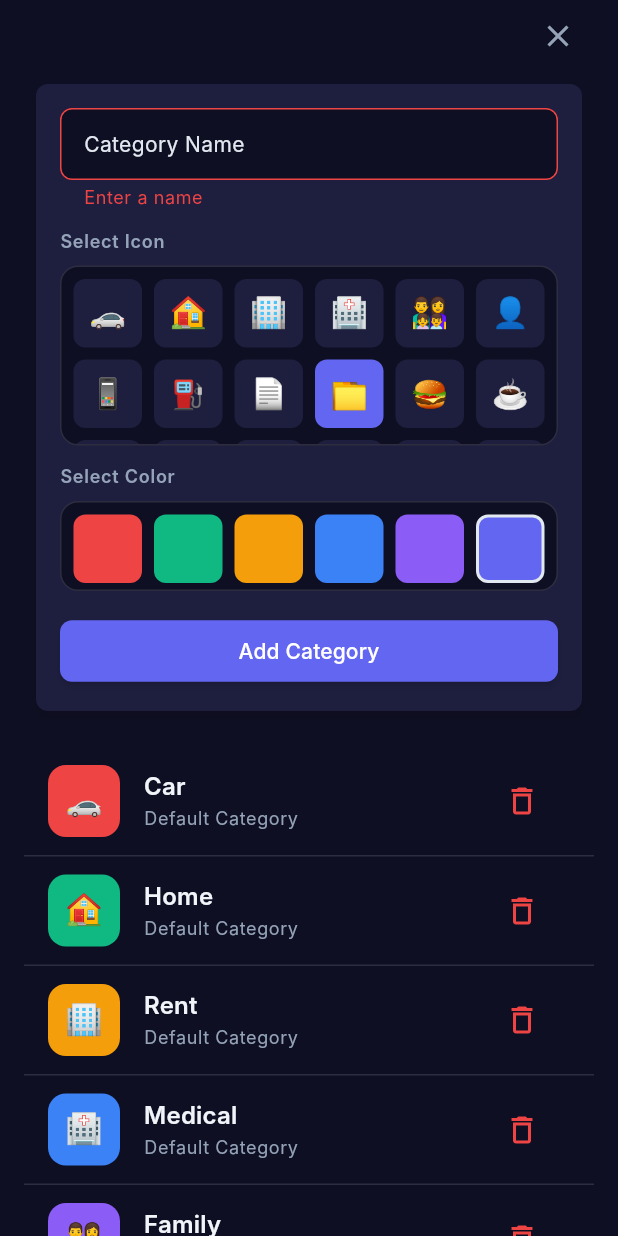
After one commit to saadfarhan124/monthly_expense, a Flutter app: the CategoriesScreen screen opened directly, after a tap on the "add" icon, after a tap on "Add Category", on a phone screen of 412 x 824 dp. The commit adds this screen. Run offline on Flutter 3.47's test engine with Material 3 defaults, Android fonts, the phone set to English and light mode, and no system bars; our stand-ins replace cloud_firestore, firebase_auth, firebase_core; accounts and stored records are empty; Roboto replaces fonts that are missing (Inter).

Commit message:
categories setup

```diff
--- /dev/null
+++ b/monthly_expense_app/lib/features/categories/domain/category_model.dart
@@ -0,0 +1,181 @@
+import 'package:cloud_firestore/cloud_firestore.dart';
+
+class Category {
+  final String id;
+  final String name;
+  final String icon;
+  final String color;
+  final String userId;
+  final bool isDefault;
+  final DateTime createdAt;
+  final DateTime updatedAt;
+
+  const Category({
+    required this.id,
+    required this.name,
+    required this.icon,
+    required this.color,
+    required this.userId,
+    required this.isDefault,
+    required this.createdAt,
+    required this.updatedAt,
+  });
+
+  // Create from Firestore document
+  factory Category.fromFirestore(DocumentSnapshot doc) {
+    final data = doc.data() as Map<String, dynamic>;
+    return Category(
+      id: doc.id,
+      name: data['name'] ?? '',
+      icon: data['icon'] ?? '📁',
+      color: data['color'] ?? '#6366F1',
+      userId: data['userId'] ?? '',
+      isDefault: data['isDefault'] ?? false,
+      createdAt: (data['createdAt'] as Timestamp).toDate(),
+      updatedAt: (data['updatedAt'] as Timestamp).toDate(),
+    );
+  }
+
+  // Convert to Firestore document
+  Map<String, dynamic> toFirestore() {
+    return {
+      'name': name,
+      'icon': icon,
+      'color': color,
+      'userId': userId,
+      'isDefault': isDefault,
+      'createdAt': Timestamp.fromDate(createdAt),
+      'updatedAt': Timestamp.fromDate(updatedAt),
+    };
+  }
+
+  // Create a copy with updated fields
+  Category copyWith({
+    String? id,
+    String? name,
+    String? icon,
+    String? color,
+    String? userId,
+    bool? isDefault,
+    DateTime? createdAt,
+    DateTime? updatedAt,
+  }) {
+    return Category(
+      id: id ?? this.id,
+      name: name ?? this.name,
+      icon: icon ?? this.icon,
+      color: color ?? this.color,
+      userId: userId ?? this.userId,
+      isDefault: isDefault ?? this.isDefault,
+      createdAt: createdAt ?? this.createdAt,
+      updatedAt: updatedAt ?? this.updatedAt,
+    );
+  }
+
+  // Predefined categories
+  static List<Category> getDefaultCategories(String userId) {
+    final now = DateTime.now();
+    return [
+      Category(
+        id: 'car',
+        name: 'Car',
+        icon: '🚗',
+        color: '#EF4444',
+        userId: userId,
+        isDefault: true,
+        createdAt: now,
+        updatedAt: now,
+      ),
+      Category(
+        id: 'home',
+        name: 'Home',
+        icon: '🏠',
+        color: '#10B981',
+        userId: userId,
+        isDefault: true,
+        createdAt: now,
+        updatedAt: now,
+      ),
+      Category(
+        id: 'rent',
+        name: 'Rent',
+        icon: '🏢',
+        color: '#F59E0B',
+        userId: userId,
+        isDefault: true,
+        createdAt: now,
+        updatedAt: now,
+      ),
+      Category(
+        id: 'medical',
+        name: 'Medical',
+        icon: '🏥',
+        color: '#3B82F6',
+        userId: userId,
+        isDefault: true,
+        createdAt: now,
+        updatedAt: now,
+      ),
+      Category(
+        id: 'family',
+        name: 'Family',
+        icon: '👨‍👩‍👧‍👦',
+        color: '#8B5CF6',
+        userId: userId,
+        isDefault: true,
+        createdAt: now,
+        updatedAt: now,
+      ),
+      Category(
+        id: 'personal',
+        name: 'Personal',
+        icon: '👤',
+        color: '#6366F1',
+        userId: userId,
+        isDefault: true,
+        createdAt: now,
+        updatedAt: now,
+      ),
+      Category(
+        id: 'mobile',
+        name: 'Mobile',
+        icon: '📱',
+        color: '#06B6D4',
+        userId: userId,
+        isDefault: true,
+        createdAt: now,
+        updatedAt: now,
+      ),
+      Category(
+        id: 'fuel',
+        name: 'Fuel',
+        icon: '⛽',
+        color: '#F97316',
+        userId: userId,
+        isDefault: true,
+        createdAt: now,
+        updatedAt: now,
+      ),
+      Category(
+        id: 'bills',
+        name: 'Bills',
+        icon: '📄',
+        color: '#84CC16',
+        userId: userId,
+        isDefault: true,
+        createdAt: now,
+        updatedAt: now,
+      ),
+      Category(
+        id: 'other',
+        name: 'Other Expenses',
+        icon: '📁',
+        color: '#6B7280',
+        userId: userId,
+        isDefault: true,
+        createdAt: now,
+        updatedAt: now,
+      ),
+    ];
+  }
+}
--- /dev/null
+++ b/monthly_expense_app/lib/features/categories/domain/category_repository.dart
@@ -0,0 +1,41 @@
+import 'package:cloud_firestore/cloud_firestore.dart';
+import 'category_model.dart';
+
+class CategoryRepository {
+  final _collection = FirebaseFirestore.instance.collection('categories');
+
+  Stream<List<Category>> getCategories(String userId) {
+    return _collection.where('userId', isEqualTo: userId).snapshots().map(
+      (snapshot) => snapshot.docs.map((doc) => Category.fromFirestore(doc)).toList(),
+    );
+  }
+
+  Future<void> addCategory(Category category) async {
+    await _collection.add(category.toFirestore());
+  }
+
+  Future<void> updateCategory(Category category) async {
+    await _collection.doc(category.id).update(category.toFirestore());
+  }
+
+  Future<void> deleteCategory(String categoryId) async {
+    await _collection.doc(categoryId).delete();
+  }
+
+  Future<void> initializeDefaultCategories(String userId) async {
+    final defaultCategories = Category.getDefaultCategories(userId);
+
+    // Check if categories already exist for this user
+    final existingCategories = await _collection
+        .where('userId', isEqualTo: userId)
+        .where('isDefault', isEqualTo: true)
+        .get();
+
+    if (existingCategories.docs.isEmpty) {
+      // Add default categories
+      for (final category in defaultCategories) {
+        await _collection.add(category.toFirestore());
+      }
+    }
+  }
+}
--- /dev/null
+++ b/monthly_expense_app/lib/features/categories/domain/category_service.dart
@@ -0,0 +1,32 @@
+import 'category_model.dart';
+import 'category_repository.dart';
+
+class CategoryService {
+  final CategoryRepository _repo;
+
+  CategoryService(this._repo);
+
+  Stream<List<Category>> getCategories(String userId) => _repo.getCategories(userId);
+
+  Future<void> addCategory(Category category) => _repo.addCategory(category);
+
+  Future<void> updateCategory(Category category) => _repo.updateCategory(category);
+
+  Future<void> deleteCategory(String categoryId) => _repo.deleteCategory(categoryId);
+
+  Future<void> initializeDefaultCategories(String userId) => _repo.initializeDefaultCategories(userId);
+
+  Future<void> addCustomCategory(String name, String icon, String color, String userId) async {
+    final category = Category(
+      id: '',
+      name: name,
+      icon: icon,
+      color: color,
+      userId: userId,
+      isDefault: false,
+      createdAt: DateTime.now(),
+      updatedAt: DateTime.now(),
+    );
+    await _repo.addCategory(category);
+  }
+}
--- /dev/null
+++ b/monthly_expense_app/lib/features/categories/presentation/categories_screen.dart
@@ -0,0 +1,304 @@
+import 'package:flutter/material.dart';
+import 'package:firebase_auth/firebase_auth.dart';
+import '../domain/category_model.dart';
+import '../domain/category_repository.dart';
+import '../domain/category_service.dart';
+import '../../../core/theme/app_colors.dart';
+import '../../../core/theme/app_spacing.dart';
+import '../../../core/theme/app_text_styles.dart';
+
+class CategoriesScreen extends StatefulWidget {
+  const CategoriesScreen({super.key});
+
+  @override
+  State<CategoriesScreen> createState() => _CategoriesScreenState();
+}
+
+class _CategoriesScreenState extends State<CategoriesScreen> {
+  final CategoryService _categoryService = CategoryService(CategoryRepository());
+  bool _showAddForm = false;
+  final _formKey = GlobalKey<FormState>();
+  final _nameController = TextEditingController();
+  String _selectedIcon = '📁';
+  String _selectedColor = '#6366F1';
+
+  final List<String> _availableIcons = [
+    '🚗', '🏠', '🏢', '🏥', '👨‍👩‍👧‍👦', '👤', '📱', '⛽', '📄', '📁',
+    '🍔', '☕', '🎬', '🎵', '📚', '💻', '🎮', '🏃‍♂️', '🧘‍♀️', '✈️',
+    '🛒', '💄', '👕', '👟', '💍', '💎', '🎁', '🎉', '🏖️', '🎨',
+  ];
+
+  final List<String> _availableColors = [
+    '#EF4444', '#10B981', '#F59E0B', '#3B82F6', '#8B5CF6', '#6366F1',
+    '#06B6D4', '#F97316', '#84CC16', '#6B7280', '#EC4899', '#8B5A2B',
+    '#4F46E5', '#059669', '#D97706', '#DC2626', '#7C3AED', '#0891B2',
+  ];
+
+  @override
+  void initState() {
+    super.initState();
+    _initializeCategories();
+  }
+
+  @override
+  void dispose() {
+    _nameController.dispose();
+    super.dispose();
+  }
+
+  Future<void> _initializeCategories() async {
+    final user = FirebaseAuth.instance.currentUser;
+    if (user != null) {
+      await _categoryService.initializeDefaultCategories(user.uid);
+    }
+  }
+
+  void _toggleAddForm() {
+    setState(() => _showAddForm = !_showAddForm);
+  }
+
+  Future<void> _addCustomCategory() async {
+    if (!_formKey.currentState!.validate()) return;
+
+    final user = FirebaseAuth.instance.currentUser;
+    if (user == null) return;
+
+    try {
+      await _categoryService.addCustomCategory(
+        _nameController.text.trim(),
+        _selectedIcon,
+        _selectedColor,
+        user.uid,
+      );
+
+      if (mounted) {
+        ScaffoldMessenger.of(context).showSnackBar(
+          const SnackBar(content: Text('Category added!'), backgroundColor: AppColors.success),
+        );
+        _nameController.clear();
+        setState(() => _showAddForm = false);
+      }
+    } catch (e) {
+      if (mounted) {
+        ScaffoldMessenger.of(context).showSnackBar(
+          SnackBar(content: Text('Error: $e'), backgroundColor: AppColors.error),
+        );
+      }
+    }
+  }
+
+  Future<void> _deleteCategory(String id, bool isDefault) async {
+    if (isDefault) {
+      ScaffoldMessenger.of(context).showSnackBar(
+        const SnackBar(content: Text('Default categories cannot be deleted'), backgroundColor: AppColors.warning),
+      );
+      return;
+    }
+
+    await _categoryService.deleteCategory(id);
+    if (mounted) {
+      ScaffoldMessenger.of(context).showSnackBar(
+        const SnackBar(content: Text('Category deleted!'), backgroundColor: AppColors.error),
+      );
+    }
+  }
+
+  @override
+  Widget build(BuildContext context) {
+    final user = FirebaseAuth.instance.currentUser;
+
+    return Scaffold(
+      body: user == null
+          ? const Center(child: Text('Not signed in'))
+          : Padding(
+              padding: AppSpacing.paddingHorizontalLg,
+              child: Column(
+                children: [
+                  Row(
+                    mainAxisAlignment: MainAxisAlignment.spaceBetween,
+                    children: [
+                      const Text('', style: TextStyle(fontSize: 1)), // Spacer
+                      IconButton(
+                        icon: Icon(_showAddForm ? Icons.close : Icons.add),
+                        onPressed: _toggleAddForm,
+                        tooltip: _showAddForm ? 'Cancel' : 'Add Category',
+                      ),
+                    ],
+                  ),
+                  if (_showAddForm)
+                    Card(
+                      color: AppColors.surfaceVariant,
+                      child: Padding(
+                        padding: AppSpacing.paddingLg,
+                        child: Form(
+                          key: _formKey,
+                          child: Column(
+                            crossAxisAlignment: CrossAxisAlignment.stretch,
+                            children: [
+                              TextFormField(
+                                controller: _nameController,
+                                decoration: const InputDecoration(labelText: 'Category Name'),
+                                validator: (v) => v == null || v.isEmpty ? 'Enter a name' : null,
+                              ),
+                              const SizedBox(height: AppSpacing.md),
+                              Text(
+                                'Select Icon',
+                                style: AppTextStyles.labelMedium.copyWith(
+                                  fontWeight: FontWeight.w600,
+                                ),
+                              ),
+                              const SizedBox(height: AppSpacing.sm),
+                              Container(
+                                height: 120,
+                                decoration: BoxDecoration(
+                                  color: AppColors.surface,
+                                  borderRadius: BorderRadius.circular(12),
+                                  border: Border.all(color: AppColors.border),
+                                ),
+                                child: GridView.builder(
+                                  padding: const EdgeInsets.all(8),
+                                  gridDelegate: const SliverGridDelegateWithFixedCrossAxisCount(
+                                    crossAxisCount: 6,
+                                    crossAxisSpacing: 8,
+                                    mainAxisSpacing: 8,
+                                  ),
+                                  itemCount: _availableIcons.length,
+                                  itemBuilder: (context, index) {
+                                    final icon = _availableIcons[index];
+                                    final isSelected = icon == _selectedIcon;
+                                    return GestureDetector(
+                                      onTap: () => setState(() => _selectedIcon = icon),
+                                      child: Container(
+                                        decoration: BoxDecoration(
+                                          color: isSelected ? AppColors.primary : AppColors.surfaceVariant,
+                                          borderRadius: BorderRadius.circular(8),
+                                        ),
+                                        child: Center(
+                                          child: Text(
+                                            icon,
+                                            style: const TextStyle(fontSize: 20),
+                                          ),
+                                        ),
+                                      ),
+                                    );
+                                  },
+                                ),
+                              ),
+                              const SizedBox(height: AppSpacing.md),
+                              Text(
+                                'Select Color',
+                                style: AppTextStyles.labelMedium.copyWith(
+                                  fontWeight: FontWeight.w600,
+                                ),
+                              ),
+                              const SizedBox(height: AppSpacing.sm),
+                              Container(
+                                height: 60,
+                                decoration: BoxDecoration(
+                                  color: AppColors.surface,
+                                  borderRadius: BorderRadius.circular(12),
+                                  border: Border.all(color: AppColors.border),
+                                ),
+                                child: GridView.builder(
+                                  padding: const EdgeInsets.all(8),
+                                  gridDelegate: const SliverGridDelegateWithFixedCrossAxisCount(
+                                    crossAxisCount: 6,
+                                    crossAxisSpacing: 8,
+                                    mainAxisSpacing: 8,
+                                  ),
+                                  itemCount: _availableColors.length,
+                                  itemBuilder: (context, index) {
+                                    final color = _availableColors[index];
+                                    final isSelected = color == _selectedColor;
+                                    return GestureDetector(
+                                      onTap: () => setState(() => _selectedColor = color),
+                                      child: Container(
+                                        decoration: BoxDecoration(
+                                          color: Color(int.parse(color.replaceAll('#', '0xFF'))),
+                                          borderRadius: BorderRadius.circular(8),
+                                          border: isSelected
+                                              ? Border.all(color: AppColors.onSurface, width: 2)
+                                              : null,
+                                        ),
+                                      ),
+                                    );
+                                  },
+                                ),
+                              ),
+                              const SizedBox(height: AppSpacing.lg),
+                              ElevatedButton(
+                                onPressed: _addCustomCategory,
+                                child: const Text('Add Category'),
+                              ),
+                            ],
+                          ),
+                        ),
+                      ),
+                    ),
+                  const SizedBox(height: AppSpacing.lg),
+                  Expanded(
+                    child: StreamBuilder<List<Category>>(
+                      stream: _categoryService.getCategories(user.uid),
+                      builder: (context, snapshot) {
+                        if (snapshot.connectionState == ConnectionState.waiting) {
+                          return const Center(child: CircularProgressIndicator());
+                        }
+
+                        final categories = snapshot.data ?? [];
+                        if (categories.isEmpty) {
+                          return const Center(child: Text('No categories yet.'));
+                        }
+
+                        return ListView.separated(
+                          itemCount: categories.length,
+                          separatorBuilder: (_, __) => const Divider(),
+                          itemBuilder: (context, index) {
+                            final category = categories[index];
+                            return _buildCategoryTile(category);
+                          },
+                        );
+                      },
+                    ),
+                  ),
+                ],
+              ),
+            ),
+    );
+  }
+
+  Widget _buildCategoryTile(Category category) {
+    return ListTile(
+      leading: Container(
+        width: 48,
+        height: 48,
+        decoration: BoxDecoration(
+          color: Color(int.parse(category.color.replaceAll('#', '0xFF'))),
+          borderRadius: BorderRadius.circular(12),
+        ),
+        child: Center(
+          child: Text(
+            category.icon,
+            style: const TextStyle(fontSize: 20),
+          ),
+        ),
+      ),
+      title: Text(
+        category.name,
+        style: AppTextStyles.titleMedium.copyWith(
+          fontWeight: FontWeight.w600,
+        ),
+      ),
+      subtitle: Text(
+        category.isDefault ? 'Default Category' : 'Custom Category',
+        style: AppTextStyles.bodySmall.copyWith(
+          color: AppColors.onSurfaceVariant,
+        ),
+      ),
+      trailing: IconButton(
+        icon: const Icon(Icons.delete_outline, color: AppColors.error),
+        onPressed: () => _deleteCategory(category.id, category.isDefault),
+        tooltip: category.isDefault ? 'Cannot delete default category' : 'Delete',
+      ),
+    );
+  }
+}
--- a/monthly_expense_app/lib/main.dart
+++ b/monthly_expense_app/lib/main.dart
@@ -7,6 +7,7 @@ import 'features/auth/presentation/auth_screen.dart';
 import 'features/dashboard/presentation/dashboard_screen.dart';
 import 'features/accounts/presentation/accounts_screen.dart';
 import 'features/transactions/presentation/transactions_screen.dart';
+import 'features/categories/presentation/categories_screen.dart';
 
 void main() async {
   WidgetsFlutterBinding.ensureInitialized();
@@ -64,13 +65,14 @@ class _MainNavScreenState extends State<MainNavScreen> {
     DashboardScreen(),
     AccountsScreen(),
     TransactionsScreen(),
+    CategoriesScreen(),
   ];
 
   @override
   Widget build(BuildContext context) {
     return Scaffold(
       appBar: AppBar(
-        title: Text(_selectedIndex == 0 ? 'Dashboard' : _selectedIndex == 1 ? 'Accounts' : 'Transactions'),
+        title: Text(_selectedIndex == 0 ? 'Dashboard' : _selectedIndex == 1 ? 'Accounts' : _selectedIndex == 2 ? 'Transactions' : 'Categories'),
         backgroundColor: AppColors.surface,
       ),
       drawer: Drawer(
@@ -131,6 +133,15 @@ class _MainNavScreenState extends State<MainNavScreen> {
                 Navigator.pop(context);
               },
             ),
+            ListTile(
+              leading: const Icon(Icons.category_outlined),
+              title: const Text('Categories'),
+              selected: _selectedIndex == 3,
+              onTap: () {
+                setState(() => _selectedIndex = 3);
+                Navigator.pop(context);
+              },
+            ),
             const Divider(),
             ListTile(
               leading: const Icon(Icons.logout),
```
